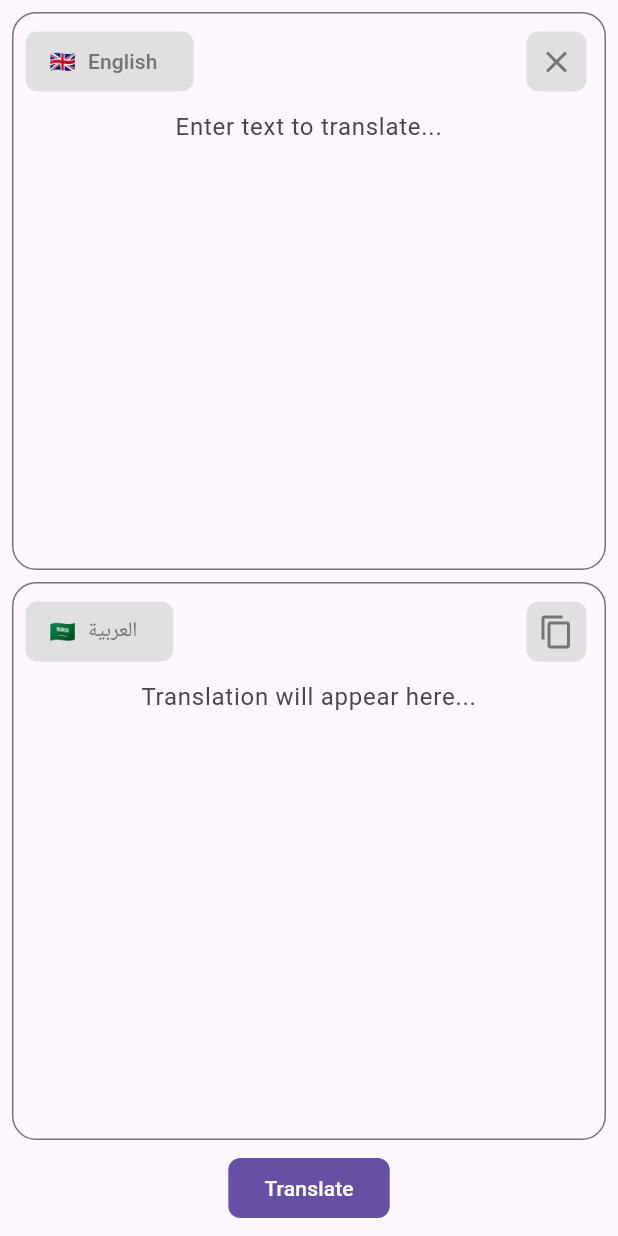
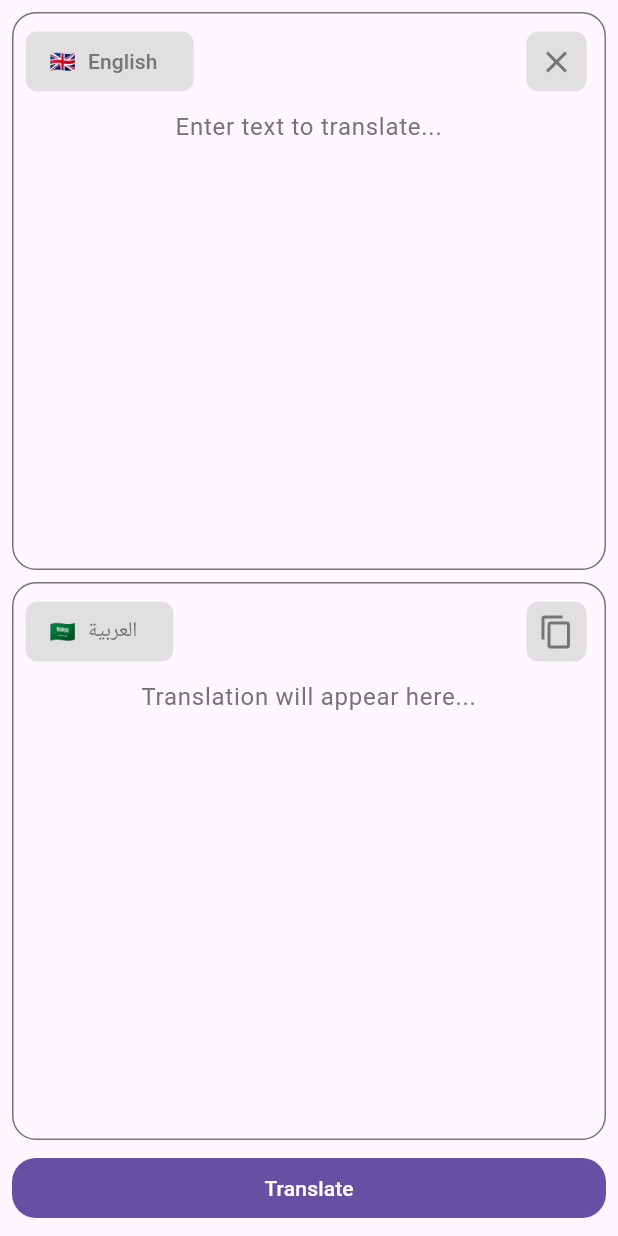
Before and after one commit to jhonny1994/translazy, a Flutter app: the screen it shows after launch, on a phone screen of 412 x 824 dp. Run offline on Flutter 3.47's test engine with Material 3 defaults, Android fonts, the phone set to English and light mode, and no system bars; our stand-ins replace device_preview, dio, flutter_riverpod, freezed_annotation, gap.

Commit message:
applied dry

```diff
--- a/lib/presentation/home_screen.dart
+++ b/lib/presentation/home_screen.dart
@@ -3,6 +3,10 @@ import 'package:flutter/services.dart';
 import 'package:flutter_riverpod/flutter_riverpod.dart';
 import 'package:gap/gap.dart';
 import 'package:translazy/core/supported_languages.dart';
+import 'package:translazy/presentation/widgets/custom_icon_button.dart';
+import 'package:translazy/presentation/widgets/language_selector_button.dart';
+import 'package:translazy/presentation/widgets/language_text_field.dart';
+import 'package:translazy/presentation/widgets/text_display_container.dart';
 import 'package:translazy/providers/translation_provider.dart';
 
 class HomeScreen extends ConsumerStatefulWidget {
@@ -33,16 +37,14 @@ class _HomeScreenState extends ConsumerState<HomeScreen> {
       context: context,
       builder: (BuildContext context) {
         return ListView(
-          children: SupportedLanguages.languages.entries.map(
-            (entry) {
-              final isLanguageDisabled =
-                  (isSourceLang && entry.key == targetLang) ||
+          children: SupportedLanguages.languages.entries.map((entry) {
+            final isDisabled = (isSourceLang && entry.key == targetLang) ||
                 (!isSourceLang && entry.key == sourceLang);
 
             return ListTile(
               leading: Text(SupportedLanguages.getFlag(entry.value)),
               title: Text(SupportedLanguages.getLanguage(entry.key)),
-                onTap: isLanguageDisabled
+              onTap: isDisabled
                   ? null
                   : () {
                       setState(() {
@@ -58,8 +60,7 @@ class _HomeScreenState extends ConsumerState<HomeScreen> {
                   ? Theme.of(context).colorScheme.secondary
                   : null,
             );
-            },
-          ).toList(),
+          }).toList(),
         );
       },
     );
@@ -89,143 +90,61 @@ class _HomeScreenState extends ConsumerState<HomeScreen> {
         translationState.translation != translatedTextController.text) {
       translatedTextController.text = translationState.translation!;
     }
+
     return Scaffold(
       body: SafeArea(
         child: Padding(
           padding: const EdgeInsets.all(8),
           child: Column(
             children: [
-              Expanded(
-                child: Container(
-                  padding: const EdgeInsets.all(8),
-                  decoration: BoxDecoration(
-                    border: Border.all(color: Colors.grey[600]!),
-                    borderRadius: BorderRadius.circular(16),
-                  ),
+              TextDisplayContainer(
                 child: Column(
                   children: [
                     Row(
                       children: [
-                          FilledButton.icon(
-                            onPressed: () => translationState.isLoading
-                                ? null
-                                : showLanguageBottomSheet(
+                        LanguageSelectorButton(
+                          languageCode: sourceLang,
+                          onTap: () => showLanguageBottomSheet(
                             context,
                             isSourceLang: true,
                           ),
-                            style: FilledButton.styleFrom(
-                              shape: RoundedRectangleBorder(
-                                borderRadius: BorderRadius.circular(8),
                         ),
-                              foregroundColor: Colors.grey[600],
-                              backgroundColor: Colors.grey[300],
+                        const Spacer(),
+                        CustomIconButton(
+                          icon: Icons.clear,
+                          onPressed: translationState.isLoading ||
+                                  translationState.translation != null
+                              ? null
+                              : sourceTextController.clear,
+                          tooltip: 'Clear source text',
                         ),
-                            icon: Text(SupportedLanguages.getFlag(sourceLang)),
-                            label: Row(
-                              children: [
-                                Text(
-                                  SupportedLanguages.getLanguage(sourceLang),
+                      ],
+                    ),
+                    LanguageTextField(
+                      controller: sourceTextController,
+                      hintText: 'Enter text to translate...',
+                      isReadOnly: translationState.isLoading,
                     ),
                   ],
                 ),
               ),
-                          const Spacer(),
-                          IconButton(
-                            onPressed: translationState.isLoading ||
-                                    translationState.translation != null
-                                ? null
-                                : () {
-                                    sourceTextController.clear();
-                                  },
-                            icon: const Icon(Icons.clear),
-                            style: IconButton.styleFrom(
-                              shape: RoundedRectangleBorder(
-                                borderRadius: BorderRadius.circular(8),
-                              ),
-                              foregroundColor: Colors.grey[600],
-                              backgroundColor: Colors.grey[300],
-                            ),
-                          ),
-                        ],
-                      ),
-                      Expanded(
-                        child: TextField(
-                          controller: sourceTextController,
-                          maxLines: null,
-                          expands: true,
-                          maxLength: 100,
-                          textAlign: TextAlign.center,
-                          enabled: !translationState.isLoading,
-                          decoration: const InputDecoration(
-                            border: InputBorder.none,
-                            focusedBorder: InputBorder.none,
-                            enabledBorder: InputBorder.none,
-                            errorBorder: InputBorder.none,
-                            disabledBorder: InputBorder.none,
-                            hintText: 'Enter text to translate...',
-                            counter: SizedBox(),
-                          ),
-                        ),
-                      ),
-                    ],
-                  ),
-                ),
-              ),
               const Gap(8),
-              Expanded(
-                child: Container(
-                  padding: const EdgeInsets.all(8),
-                  decoration: BoxDecoration(
-                    border: Border.all(color: Colors.grey[600]!),
-                    borderRadius: BorderRadius.circular(16),
-                  ),
+              TextDisplayContainer(
                 child: Column(
                   children: [
                     Row(
                       children: [
-                          FilledButton.icon(
-                            onPressed: () => translationState.isLoading
-                                ? null
-                                : showLanguageBottomSheet(
+                        LanguageSelectorButton(
+                          languageCode: targetLang,
+                          onTap: () => showLanguageBottomSheet(
                             context,
                             isSourceLang: false,
                           ),
-                            style: OutlinedButton.styleFrom(
-                              shape: RoundedRectangleBorder(
-                                borderRadius: BorderRadius.circular(8),
-                              ),
-                              foregroundColor: Colors.grey[600],
-                              backgroundColor: Colors.grey[300],
-                            ),
-                            icon: Text(SupportedLanguages.getFlag(targetLang)),
-                            label: Text(
-                              SupportedLanguages.getLanguage(targetLang),
-                            ),
                         ),
                         const Spacer(),
-                          IconButton(
-                            onPressed:
-                                translationState.isLoading ? null : () {},
-                            icon: const Icon(Icons.copy),
-                            style: IconButton.styleFrom(
-                              shape: RoundedRectangleBorder(
-                                borderRadius: BorderRadius.circular(8),
-                              ),
-                              foregroundColor: Colors.grey[600],
-                              backgroundColor: Colors.grey[300],
-                            ),
-                          ),
-                        ],
-                      ),
-                      Expanded(
-                        child: TextField(
-                          controller: translatedTextController,
-                          maxLines: null,
-                          expands: true,
-                          readOnly: true,
-                          onTap: translationState.isLoading ||
-                                  translationState.error != null ||
-                                  translationState.translation == null
+                        CustomIconButton(
+                          icon: Icons.copy,
+                          onPressed: translationState.isLoading
                               ? null
                               : () {
                                   Clipboard.setData(
@@ -240,19 +159,16 @@ class _HomeScreenState extends ConsumerState<HomeScreen> {
                                     ),
                                   );
                                 },
-                          textAlign: TextAlign.center,
-                          decoration: const InputDecoration(
-                            border: InputBorder.none,
-                            focusedBorder: InputBorder.none,
-                            enabledBorder: InputBorder.none,
-                            errorBorder: InputBorder.none,
-                            disabledBorder: InputBorder.none,
-                            hintText: 'Translation will appear here...',
-                          ),
-                        ),
+                          tooltip: 'Copy translation',
                         ),
                       ],
                     ),
+                    LanguageTextField(
+                      controller: translatedTextController,
+                      hintText: 'Translation will appear here...',
+                      isReadOnly: true,
+                    ),
+                  ],
                 ),
               ),
               const Gap(8),
@@ -274,8 +190,9 @@ class _HomeScreenState extends ConsumerState<HomeScreen> {
                             }
                           },
                 style: FilledButton.styleFrom(
+                  minimumSize: const Size.fromHeight(40),
                   shape: RoundedRectangleBorder(
-                    borderRadius: BorderRadius.circular(8),
+                    borderRadius: BorderRadius.circular(16),
                   ),
                 ),
                 child: Text(
--- /dev/null
+++ b/lib/presentation/widgets/custom_icon_button.dart
@@ -0,0 +1,29 @@
+import 'package:flutter/material.dart';
+
+class CustomIconButton extends StatelessWidget {
+  const CustomIconButton({
+    required this.icon,
+    required this.onPressed,
+    required this.tooltip,
+    super.key,
+  });
+  final IconData icon;
+  final VoidCallback? onPressed;
+  final String tooltip;
+
+  @override
+  Widget build(BuildContext context) {
+    return IconButton(
+      onPressed: onPressed,
+      icon: Icon(icon),
+      tooltip: tooltip,
+      style: IconButton.styleFrom(
+        shape: RoundedRectangleBorder(
+          borderRadius: BorderRadius.circular(8),
+        ),
+        foregroundColor: Colors.grey[600],
+        backgroundColor: Colors.grey[300],
+      ),
+    );
+  }
+}
--- /dev/null
+++ b/lib/presentation/widgets/language_selector_button.dart
@@ -0,0 +1,32 @@
+// Separate Widget for Language Selector Button
+import 'package:flutter/material.dart';
+import 'package:translazy/core/supported_languages.dart';
+
+class LanguageSelectorButton extends StatelessWidget {
+  const LanguageSelectorButton({
+    required this.languageCode,
+    required this.onTap,
+    this.isSelected = false,
+    super.key,
+  });
+
+  final bool isSelected;
+  final String languageCode;
+  final VoidCallback onTap;
+
+  @override
+  Widget build(BuildContext context) {
+    return FilledButton.icon(
+      onPressed: onTap,
+      style: FilledButton.styleFrom(
+        shape: RoundedRectangleBorder(
+          borderRadius: BorderRadius.circular(8),
+        ),
+        foregroundColor: Colors.grey[600],
+        backgroundColor: Colors.grey[300],
+      ),
+      icon: Text(SupportedLanguages.getFlag(languageCode)),
+      label: Text(SupportedLanguages.getLanguage(languageCode)),
+    );
+  }
+}
--- /dev/null
+++ b/lib/presentation/widgets/language_text_field.dart
@@ -0,0 +1,34 @@
+// Separate Widget for Text Field
+import 'package:flutter/material.dart';
+
+class LanguageTextField extends StatelessWidget {
+  const LanguageTextField({
+    required this.controller,
+    required this.hintText,
+    this.isReadOnly = false,
+    super.key,
+  });
+
+  final TextEditingController controller;
+  final String hintText;
+  final bool isReadOnly;
+
+  @override
+  Widget build(BuildContext context) {
+    return Expanded(
+      child: TextField(
+        controller: controller,
+        maxLines: null,
+        expands: true,
+        readOnly: isReadOnly,
+        textAlign: TextAlign.center,
+        decoration: InputDecoration(
+          border: InputBorder.none,
+          hintText: hintText,
+          hintStyle: TextStyle(color: Colors.grey[600]),
+          counter: const SizedBox.shrink(),
+        ),
+      ),
+    );
+  }
+}
--- /dev/null
+++ b/lib/presentation/widgets/text_display_container.dart
@@ -0,0 +1,22 @@
+// Separate Widget for Text Container Display
+import 'package:flutter/material.dart';
+
+class TextDisplayContainer extends StatelessWidget {
+  const TextDisplayContainer({required this.child, super.key});
+
+  final Widget child;
+
+  @override
+  Widget build(BuildContext context) {
+    return Expanded(
+      child: Container(
+        padding: const EdgeInsets.all(8),
+        decoration: BoxDecoration(
+          border: Border.all(color: Colors.grey[600]!),
+          borderRadius: BorderRadius.circular(16),
+        ),
+        child: child,
+      ),
+    );
+  }
+}
```
Lines whose indentation alone changed are shown as unchanged.
